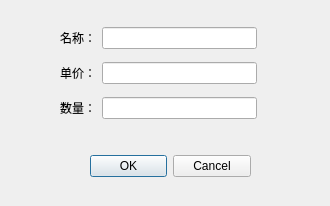
Above: FruitManager/DialogUpdate.ui from database-class-assistants/c-sFruitManager before the change. Below: the same form after it.
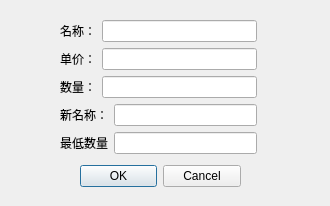
That is the form after the change.

What changed in the file:
```diff
--- a/FruitManager/DialogUpdate.ui
+++ b/FruitManager/DialogUpdate.ui
@@ -28,8 +28,8 @@
   <widget class="QDialogButtonBox" name="buttonBox">
    <property name="geometry">
     <rect>
-     <x>90</x>
-     <y>150</y>
+     <x>80</x>
+     <y>160</y>
      <width>161</width>
      <height>32</height>
     </rect>
@@ -47,7 +47,7 @@
      <x>60</x>
      <y>20</y>
      <width>197</width>
-     <height>108</height>
+     <height>136</height>
     </rect>
    </property>
    <layout class="QVBoxLayout" name="verticalLayout">
@@ -93,6 +93,34 @@
       </item>
      </layout>
     </item>
+    <item>
+     <layout class="QHBoxLayout" name="horizontalLayout">
+      <item>
+       <widget class="QLabel" name="label">
+        <property name="text">
+         <string>新名称：</string>
+        </property>
+       </widget>
+      </item>
+      <item>
+       <widget class="QLineEdit" name="le_newname"/>
+      </item>
+     </layout>
+    </item>
+    <item>
+     <layout class="QHBoxLayout" name="horizontalLayout_5">
+      <item>
+       <widget class="QLabel" name="lb_limited">
+        <property name="text">
+         <string>最低数量</string>
+        </property>
+       </widget>
+      </item>
+      <item>
+       <widget class="QLineEdit" name="le_limited"/>
+      </item>
+     </layout>
+    </item>
    </layout>
   </widget>
  </widget>
```
Left out of the diff: 2 changed lines with no effect on the pictures.
